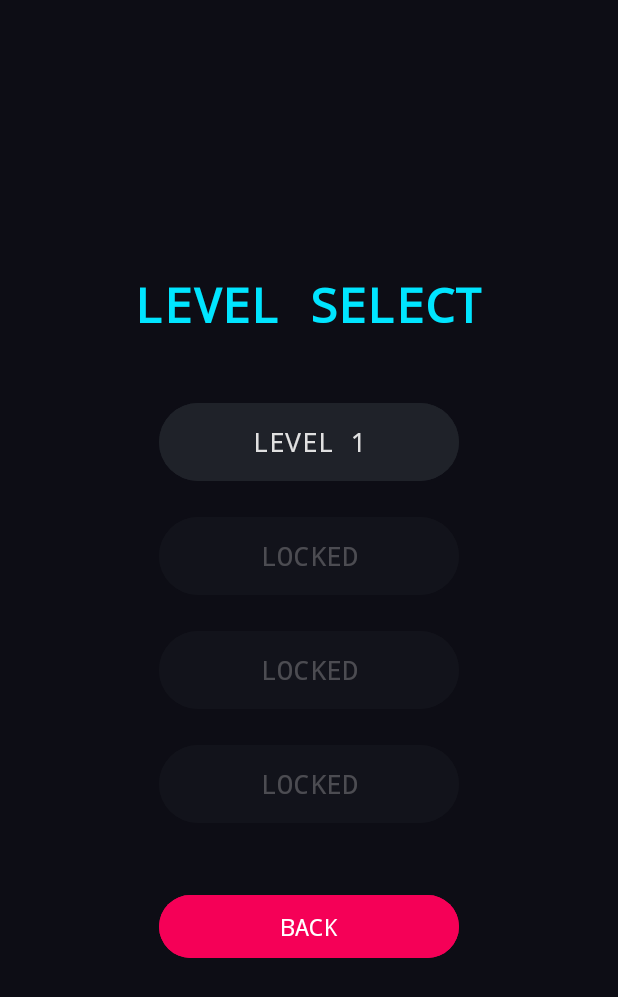
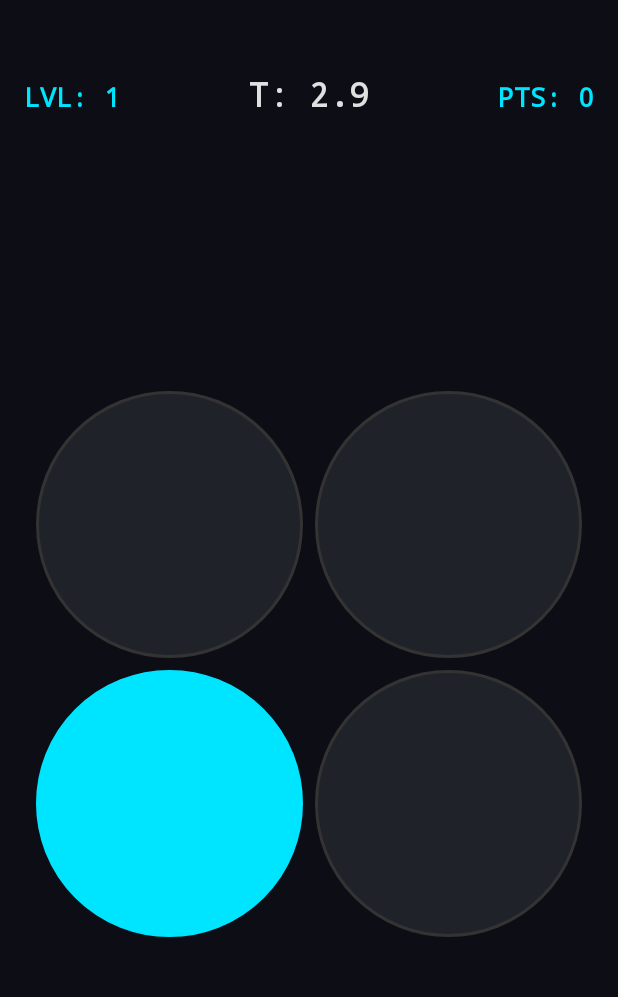
Before and after one commit to haozhe311/Vortex-Game, an Android app: the screen it shows after launch (LevelSelectActivity before the commit, GameActivity after it), after a tap on "Start", on a phone screen of 412 x 824 dp. Shown: the top 997 px of the screen. Run offline under Robolectric (Android 15) with nearby library versions, the phone set to English and light mode, and no system bars.

Commit message:
VORTEX V3

```diff
--- a/app/src/main/java/com/example/vortex/GameActivity.java
+++ b/app/src/main/java/com/example/vortex/GameActivity.java
@@ -17,15 +17,10 @@ import android.os.Vibrator;
 import android.view.View;
 import android.view.animation.CycleInterpolator;
 import android.view.animation.OvershootInterpolator;
-import android.widget.EditText;
 import android.widget.GridLayout;
 import android.widget.TextView;
-import android.widget.Toast;
-
-import androidx.appcompat.app.AlertDialog;
 import androidx.appcompat.app.AppCompatActivity;
 import androidx.core.content.ContextCompat;
-
 import java.util.Random;
 
 public class GameActivity extends AppCompatActivity {
@@ -33,8 +28,10 @@ public class GameActivity extends AppCompatActivity {
     private TextView tvLevel, tvTime, tvScore;
     private GridLayout gameGrid;
 
-    private int currentLevel; // Loaded from Intent
-    private int score = 0;
+    private int currentLevel;
+    private int accumulatedScore = 0; // Score from previous levels
+    private int currentLevelScore = 0; // Score earned in THIS level
+
     private CountDownTimer timer;
     private int correctViewId = -1;
     private int cellsPerSide;
@@ -51,8 +48,9 @@ public class GameActivity extends AppCompatActivity {
         super.onCreate(savedInstanceState);
         setContentView(R.layout.activity_game);
 
-        // --- GET LEVEL FROM INTENT ---
+        // Get data passed from previous activity
         currentLevel = getIntent().getIntExtra("SELECTED_LEVEL", 1);
+        accumulatedScore = getIntent().getIntExtra("ACCUMULATED_SCORE", 0);
 
         COLOR_CYAN = ContextCompat.getColor(this, R.color.cyber_cyan);
         COLOR_PINK = ContextCompat.getColor(this, R.color.cyber_pink);
@@ -90,18 +88,15 @@ public class GameActivity extends AppCompatActivity {
 
     private void startLevel() {
         tvLevel.setText("LVL: " + currentLevel);
-        score = 0;
-        tvScore.setText("PTS: 0");
+        currentLevelScore = 0;
+        updateScoreDisplay();
 
-        // Logic: Lvl 1=2x2, Lvl 2=3x3, Lvl 3=4x4, Lvl 4=5x5
         cellsPerSide = currentLevel + 1;
-
         generateGrid(cellsPerSide);
         highlightRandomCell();
 
         if (timer != null) timer.cancel();
 
-        // 5 Seconds Timer
         timer = new CountDownTimer(5000, 100) {
             public void onTick(long millisUntilFinished) {
                 tvTime.setText(String.format("T: %.1f", millisUntilFinished / 1000.0));
@@ -117,6 +112,12 @@ public class GameActivity extends AppCompatActivity {
                 handleGameEnd();
             }
         }.start();
+    }
+
+    private void updateScoreDisplay() {
+        // Show Total Score (Previous + Current)
+        int total = accumulatedScore + currentLevelScore;
+        tvScore.setText("PTS: " + total);
     }
 
     private void generateGrid(int side) {
@@ -169,12 +170,14 @@ public class GameActivity extends AppCompatActivity {
 
     private void checkHit(View v) {
         if (v.getId() == correctViewId) {
-            score++;
-            tvScore.setText("PTS: " + score);
+            currentLevelScore++;
+            updateScoreDisplay();
+
             if(soundLoaded) soundPool.play(soundHit, 1, 1, 0, 0, 1);
             if (Build.VERSION.SDK_INT >= Build.VERSION_CODES.O) {
                 vibrator.vibrate(VibrationEffect.createOneShot(50, VibrationEffect.DEFAULT_AMPLITUDE));
             } else { vibrator.vibrate(50); }
+
             v.animate().rotation(360).setDuration(200).start();
             highlightRandomCell();
         } else {
@@ -182,6 +185,7 @@ public class GameActivity extends AppCompatActivity {
             if (Build.VERSION.SDK_INT >= Build.VERSION_CODES.O) {
                 vibrator.vibrate(VibrationEffect.createOneShot(200, VibrationEffect.DEFAULT_AMPLITUDE));
             } else { vibrator.vibrate(200); }
+
             Drawable bg = v.getBackground();
             bg.setColorFilter(COLOR_PINK, PorterDuff.Mode.SRC_ATOP);
             ObjectAnimator shake = ObjectAnimator.ofFloat(v, "translationX", 0, 20, -20, 20, -20, 0);
@@ -197,11 +201,8 @@ public class GameActivity extends AppCompatActivity {
         }
     }
 
-    /**
-     * Logic: Check High Score -> Then Go to Game Over Screen
-     */
     private void handleGameEnd() {
-        // Unlock Next Level Logic
+        // Unlock Logic
         if (currentLevel < 4) {
             SharedPreferences prefs = getSharedPreferences("GamePrefs", MODE_PRIVATE);
             int currentMax = prefs.getInt("unlocked_level", 1);
@@ -210,40 +211,13 @@ public class GameActivity extends AppCompatActivity {
             }
         }
 
-        DBHelper db = new DBHelper(this);
-        // Check if score is Top 25 for THIS specific level
-        if (db.isTop25(score, currentLevel)) {
-            showSaveDialog(db);
-        } else {
-            goToGameOverScreen();
-        }
-    }
-
-    private void showSaveDialog(DBHelper db) {
-        AlertDialog.Builder builder = new AlertDialog.Builder(this);
-        builder.setTitle("NEW HIGH SCORE!");
-        builder.setMessage("Enter Name:");
-        final EditText input = new EditText(this);
-        builder.setView(input);
-        builder.setCancelable(false);
-
-        builder.setPositiveButton("SUBMIT", (dialog, which) -> {
-            String name = input.getText().toString();
-            // --- UPDATED HERE: Default name is now "Guest" ---
-            if (name.isEmpty()) name = "Guest";
-
-            db.addScore(name, score, currentLevel); // Save with Level
-            goToGameOverScreen();
-        });
-        builder.show();
-    }
-
-    private void goToGameOverScreen() {
+        // Just pass data to GameOverActivity
         Intent intent = new Intent(GameActivity.this, GameOverActivity.class);
         intent.putExtra("FINISHED_LEVEL", currentLevel);
-        intent.putExtra("FINAL_SCORE", score);
+        intent.putExtra("LEVEL_SCORE", currentLevelScore);
+        intent.putExtra("TOTAL_SCORE", accumulatedScore + currentLevelScore);
         startActivity(intent);
-        finish(); // Close GameActivity
+        finish();
     }
 
     @Override
--- a/app/src/main/java/com/example/vortex/LevelSelectActivity.java
+++ /dev/null
@@ -1,67 +0,0 @@
-package com.example.vortex;
-
-import android.content.Intent;
-import android.content.SharedPreferences;
-import android.os.Bundle;
-import android.widget.Button;
-import android.widget.TextView;
-import androidx.appcompat.app.AppCompatActivity;
-import androidx.core.content.ContextCompat;
-
-/**
- * Purpose: Allows user to choose a level.
- * Logic: Checks 'unlocked_level' in SharedPreferences to enable/disable buttons.
- */
-public class LevelSelectActivity extends AppCompatActivity {
-
-    @Override
-    protected void onCreate(Bundle savedInstanceState) {
-        super.onCreate(savedInstanceState);
-        setContentView(R.layout.activity_level_select);
-
-        // Load progress
-        SharedPreferences prefs = getSharedPreferences("GamePrefs", MODE_PRIVATE);
-        int maxUnlocked = prefs.getInt("unlocked_level", 1); // Default Level 1 is unlocked
-
-        setupLevelButton(R.id.btnLevel1, 1, maxUnlocked);
-        setupLevelButton(R.id.btnLevel2, 2, maxUnlocked);
-        setupLevelButton(R.id.btnLevel3, 3, maxUnlocked);
-        setupLevelButton(R.id.btnLevel4, 4, maxUnlocked);
-
-        Button btnBack = findViewById(R.id.btnBack);
-        btnBack.setOnClickListener(v -> finish());
-    }
-
-    @Override
-    protected void onResume() {
-        super.onResume();
-        // Refresh unlocked levels safely without calling lifecycle methods directly
-        SharedPreferences prefs = getSharedPreferences("GamePrefs", MODE_PRIVATE);
-        int maxUnlocked = prefs.getInt("unlocked_level", 1);
-
-        setupLevelButton(R.id.btnLevel1, 1, maxUnlocked);
-        setupLevelButton(R.id.btnLevel2, 2, maxUnlocked);
-        setupLevelButton(R.id.btnLevel3, 3, maxUnlocked);
-        setupLevelButton(R.id.btnLevel4, 4, maxUnlocked);
-    }
-
-    private void setupLevelButton(int btnId, int level, int maxUnlocked) {
-        Button btn = findViewById(btnId);
-
-        if (level <= maxUnlocked) {
-            btn.setEnabled(true);
-            btn.setAlpha(1.0f);
-            btn.setText("LEVEL " + level);
-            btn.setOnClickListener(v -> {
-                Intent intent = new Intent(LevelSelectActivity.this, GameActivity.class);
-                intent.putExtra("SELECTED_LEVEL", level);
-                startActivity(intent);
-            });
-        } else {
-            // Locked State
-            btn.setEnabled(false);
-            btn.setAlpha(0.3f); // Dimmed
-            btn.setText("LOCKED");
-        }
-    }
-}
--- a/app/src/main/java/com/example/vortex/MainActivity.java
+++ b/app/src/main/java/com/example/vortex/MainActivity.java
@@ -8,7 +8,8 @@ import androidx.appcompat.app.AlertDialog;
 import androidx.appcompat.app.AppCompatActivity;
 
 /**
- * Purpose: Main Entry Point. Navigates to Level Select.
+ * Purpose: Main Entry Point.
+ * UPDATED: Leaderboard button goes directly to the Score List.
  */
 public class MainActivity extends AppCompatActivity {
 
@@ -21,18 +22,20 @@ public class MainActivity extends AppCompatActivity {
         Button btnHelp = findViewById(R.id.btnHelp);
         Button btnScores = findViewById(R.id.btnHighScores);
 
-        // 1. Start Game -> Level Select
+        // 1. Start Game -> Level 1
         btnStart.setOnClickListener(v -> {
-            Intent intent = new Intent(MainActivity.this, LevelSelectActivity.class);
+            Intent intent = new Intent(MainActivity.this, GameActivity.class);
+            intent.putExtra("SELECTED_LEVEL", 1);
             startActivity(intent);
         });
 
         // 2. Help Dialog
         btnHelp.setOnClickListener(v -> showHelpDialog());
 
-        // 3. Top 25 Scores -> UPDATED: Score Level Select
+        // 3. Leaderboard -> Direct to ScoreActivity (Global List)
         btnScores.setOnClickListener(v -> {
-            Intent intent = new Intent(MainActivity.this, ScoreLevelSelectActivity.class);
+            Intent intent = new Intent(MainActivity.this, ScoreActivity.class);
+            intent.putExtra("LEVEL_FILTER", -1); // -1 indicates "Show All / Accumulated"
             startActivity(intent);
         });
     }
--- a/app/src/main/res/layout/activity_level_select.xml
+++ /dev/null
@@ -1,74 +0,0 @@
-<?xml version="1.0" encoding="utf-8"?>
-<LinearLayout xmlns:android="http://schemas.android.com/apk/res/android"
-    android:layout_width="match_parent"
-    android:layout_height="match_parent"
-    android:orientation="vertical"
-    android:gravity="center"
-    android:padding="16dp"
-    android:background="@color/cyber_bg">
-
-    <TextView
-        android:layout_width="wrap_content"
-        android:layout_height="wrap_content"
-        android:text="LEVEL SELECT"
-        android:textSize="32sp"
-        android:textStyle="bold"
-        android:typeface="monospace"
-        android:textColor="@color/cyber_cyan"
-        android:layout_marginBottom="40dp"/>
-
-    <Button
-        android:id="@+id/btnLevel1"
-        android:layout_width="200dp"
-        android:layout_height="60dp"
-        android:backgroundTint="@color/cyber_inactive"
-        android:textColor="@color/cyber_text"
-        android:text="LEVEL 1"
-        android:textSize="18sp"
-        android:typeface="monospace"
-        android:layout_marginBottom="16dp"/>
-
-    <Button
-        android:id="@+id/btnLevel2"
-        android:layout_width="200dp"
-        android:layout_height="60dp"
-        android:backgroundTint="@color/cyber_inactive"
-        android:textColor="@color/cyber_text"
-        android:text="LEVEL 2"
-        android:textSize="18sp"
-        android:typeface="monospace"
-        android:layout_marginBottom="16dp"/>
-
-    <Button
-        android:id="@+id/btnLevel3"
-        android:layout_width="200dp"
-        android:layout_height="60dp"
-        android:backgroundTint="@color/cyber_inactive"
-        android:textColor="@color/cyber_text"
-        android:text="LEVEL 3"
-        android:textSize="18sp"
-        android:typeface="monospace"
-        android:layout_marginBottom="16dp"/>
-
-    <Button
-        android:id="@+id/btnLevel4"
-        android:layout_width="200dp"
-        android:layout_height="60dp"
-        android:backgroundTint="@color/cyber_inactive"
-        android:textColor="@color/cyber_text"
-        android:text="LEVEL 4"
-        android:textSize="18sp"
-        android:typeface="monospace"
-        android:layout_marginBottom="40dp"/>
-
-    <Button
-        android:id="@+id/btnBack"
-        android:layout_width="200dp"
-        android:layout_height="50dp"
-        android:backgroundTint="@color/cyber_pink"
-        android:text="BACK"
-        android:textColor="@color/white"
-        android:textSize="16sp"
-        android:typeface="monospace"/>
-
-</LinearLayout>
```
Also changed, not shown: app/src/main/java/com/example/vortex/GameOverActivity.java (+63 -39 lines), app/src/main/java/com/example/vortex/ScoreActivity.java (+5 -4 lines), app/src/main/java/com/example/vortex/ScoreLevelSelectActivity.java (deleted, +0 -33 lines), app/src/main/res/layout/activity_game_over.xml (+21 -39 lines), app/src/main/res/layout/activity_score_level_select.xml (deleted, +0 -87 lines).
